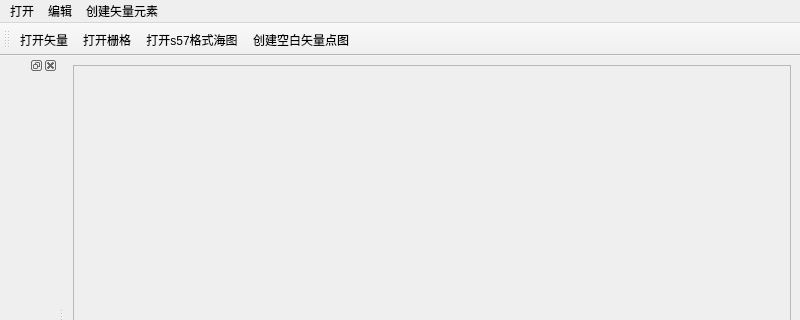
Above: ui/myWindow.ui from shao8580/YuanLi before the change; both pictures show x 0 to 800 and y 0 to 320 of the 800 by 600 pixel window. Below: the same form after it.
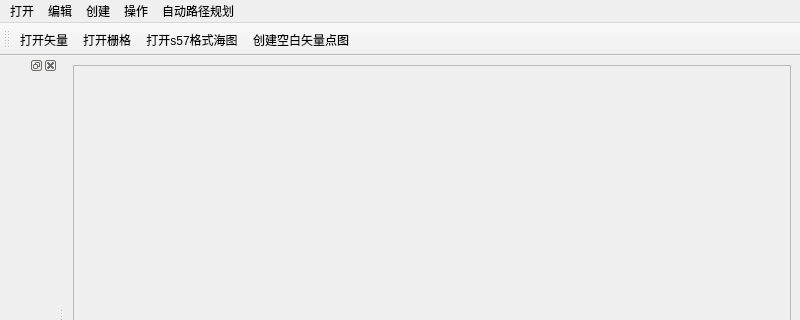
That is the form after the change. Icons and pictures are not drawn.

```diff
--- a/ui/myWindow.ui
+++ b/ui/myWindow.ui
@@ -59,7 +59,7 @@
    </widget>
    <widget class="QMenu" name="menu">
     <property name="title">
-     <string>创建矢量元素</string>
+     <string>创建</string>
     </property>
     <addaction name="actionLine"/>
     <addaction name="actionPoint"/>
@@ -68,9 +68,25 @@
     <addaction name="action_ZheXian"/>
     <addaction name="action_DuoBianXin"/>
    </widget>
+   <widget class="QMenu" name="menu_2">
+    <property name="title">
+     <string>操作</string>
+    </property>
+    <addaction name="actionConvert"/>
+    <addaction name="actionCheckLine"/>
+    <addaction name="actionPLAN_2"/>
+   </widget>
+   <widget class="QMenu" name="menu_3">
+    <property name="title">
+     <string>自动路径规划</string>
+    </property>
+    <addaction name="actionPLAN"/>
+   </widget>
    <addaction name="menuOpen"/>
    <addaction name="menuEdit"/>
    <addaction name="menu"/>
+   <addaction name="menu_2"/>
+   <addaction name="menu_3"/>
   </widget>
   <widget class="QStatusBar" name="statusbar"/>
   <widget class="QDockWidget" name="dockWidget">
```
Left out of the diff: 4 changed lines with no effect on the pictures.
